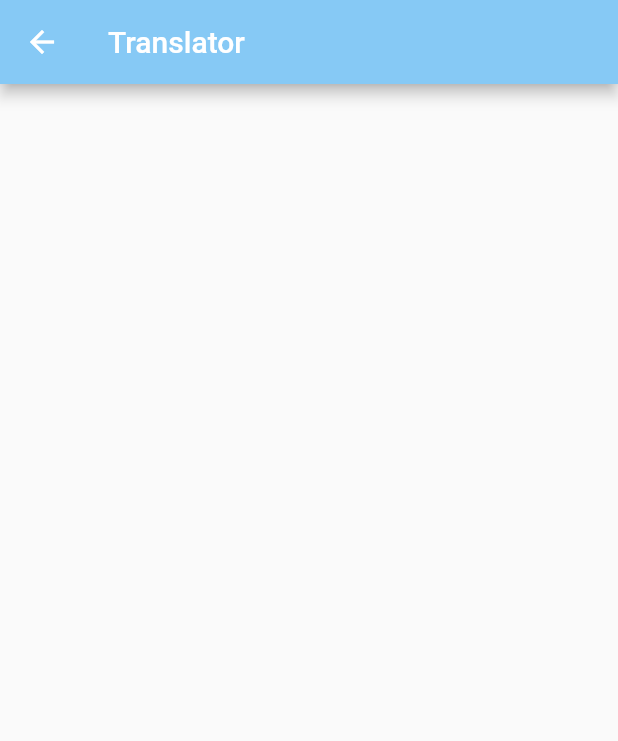
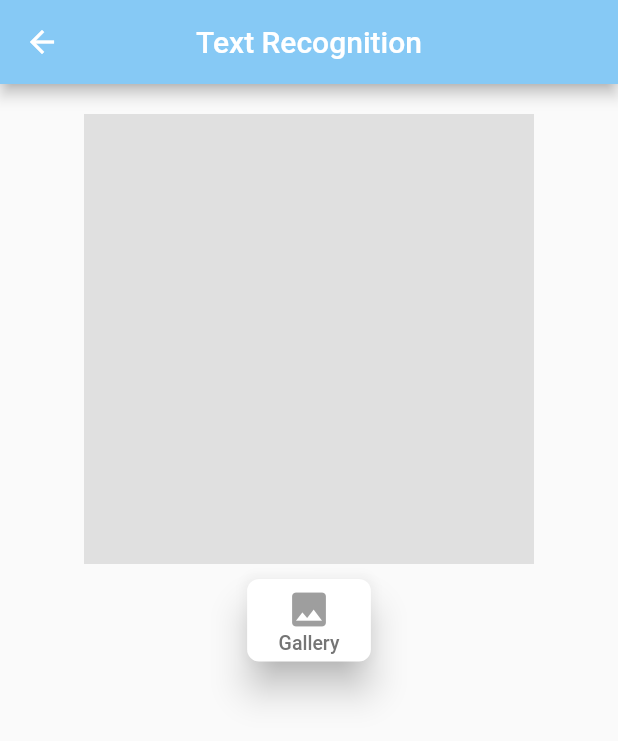
Before and after one commit to SuminJN/MobileAppDev-Final-Project, a Flutter app: the TranslatorPage screen opened directly, on a phone screen of 412 x 824 dp. Shown: the top 741 px of the screen. Run offline on Flutter 3.47's test engine with Material 2 defaults, Android fonts, the phone set to English and light mode, and no system bars; our stand-ins replace cloud_firestore, firebase_auth, firebase_core, image_picker, stop_watch_timer, table_calendar; missing offline and left inert: google_mlkit_text_recognition, user_profile_avatar; accounts and stored records are empty; statements that could not run were skipped.

Commit message:
add Text Recognition

```diff
--- a/moappdev_project/lib/login.dart
+++ b/moappdev_project/lib/login.dart
@@ -1,7 +1,7 @@
 import 'package:flutter/material.dart';
 import 'package:moappdve_project/signup.dart';
 import 'package:firebase_auth/firebase_auth.dart';
-import 'package:moappdve_project/utils.dart';
+import 'package:moappdve_project/screens/calendar/utils.dart';
 
 import 'home.dart';
 
--- a/moappdev_project/lib/screens/translator.dart
+++ b/moappdev_project/lib/screens/translator.dart
@@ -1,4 +1,9 @@
+import 'dart:io';
+
 import 'package:flutter/material.dart';
+import 'package:image_picker/image_picker.dart';
+import 'package:google_mlkit_text_recognition/google_mlkit_text_recognition.dart';
+
 
 class TranslatorPage extends StatefulWidget {
   const TranslatorPage({Key? key}) : super(key: key);
@@ -10,13 +15,125 @@ class TranslatorPage extends StatefulWidget {
 class _TranslatorPageState extends State<TranslatorPage> {
   Color appColor = const Color.fromRGBO(134, 201, 245, 1);
 
+  bool textScanning = false;
+  XFile? imageFile;
+  String scannedText = "";
+
   @override
   Widget build(BuildContext context) {
     return Scaffold(
       appBar: AppBar(
         backgroundColor: appColor,
-        title: const Text('Translator'),
+        centerTitle: true,
+        title: const Text("Text Recognition"),
+      ),
+      body: SingleChildScrollView(
+        child: Container(
+            margin: const EdgeInsets.all(20),
+            child: Column(
+              crossAxisAlignment: CrossAxisAlignment.center,
+              children: [
+                if (textScanning) const CircularProgressIndicator(),
+                if (!textScanning && imageFile == null)
+                  Container(
+                    width: 300,
+                    height: 300,
+                    color: Colors.grey[300]!,
+                  ),
+                if (imageFile != null) Image.file(File(imageFile!.path)),
+                Row(
+                  mainAxisAlignment: MainAxisAlignment.center,
+                  children: [
+                    Container(
+                        margin: const EdgeInsets.symmetric(horizontal: 5),
+                        padding: const EdgeInsets.only(top: 10),
+                        child: ElevatedButton(
+                          style: ElevatedButton.styleFrom(
+                            primary: Colors.white,
+                            onPrimary: Colors.grey,
+                            shadowColor: Colors.grey[400],
+                            elevation: 10,
+                            shape: RoundedRectangleBorder(
+                                borderRadius: BorderRadius.circular(8.0)),
+                          ),
+                          onPressed: () {
+                            getImage(ImageSource.gallery);
+                          },
+                          child: Container(
+                            margin: const EdgeInsets.symmetric(
+                                vertical: 5, horizontal: 5),
+                            child: Column(
+                              mainAxisSize: MainAxisSize.min,
+                              children: [
+                                Icon(
+                                  Icons.image,
+                                  size: 30,
+                                ),
+                                Text(
+                                  "Gallery",
+                                  style: TextStyle(
+                                      fontSize: 13, color: Colors.grey[600]),
+                                )
+                              ],
+                            ),
+                          ),
+                        )),
+                  ],
+                ),
+                const SizedBox(
+                  height: 20,
+                ),
+                Container(
+                  child: Text(
+                    scannedText,
+                    style: TextStyle(fontSize: 20),
+                  ),
+                )
+              ],
+            )),
       ),
     );
   }
+
+  void getImage(ImageSource source) async {
+    try {
+      final pickedImage = await ImagePicker().pickImage(source: source);
+      if (pickedImage != null) {
+        textScanning = true;
+        imageFile = pickedImage;
+        setState(() {});
+        getRecognisedText(pickedImage);
+      }
+    } catch (e) {
+      textScanning = false;
+      imageFile = null;
+      scannedText = "Error occured while scanning";
+      setState(() {});
+    }
+  }
+
+  void getRecognisedText(XFile image) async {
+    final inputImage = InputImage.fromFilePath(image.path);
+    // final textDetector = GoogleMlKit.vision.textDetector();
+    // RecognizedText recognisedText = await textDetector.processImage(inputImage);
+    // await textDetector.close();
+
+    final textRecognizer = TextRecognizer(script: TextRecognitionScript.latin);
+    final RecognizedText recognizedText =
+    await textRecognizer.processImage(inputImage);
+
+    scannedText = "";
+    for (TextBlock block in recognizedText.blocks) {
+      for (TextLine line in block.lines) {
+        scannedText = scannedText + line.text + "\n";
+      }
+    }
+    textScanning = false;
+    setState(() {});
+  }
+
+  @override
+  void initState() {
+    super.initState();
+  }
 }
--- a/moappdev_project/pubspec.yaml
+++ b/moappdev_project/pubspec.yaml
@@ -18,6 +18,8 @@ dependencies:
   firebase_auth: ^3.3.17
   firebase_core: ^1.17.0
   cloud_firestore: ^3.1.14
+  image_picker: ^0.8.4+9
+  google_mlkit_text_recognition: ^0.3.0
 
 dev_dependencies:
   flutter_test:
```
Also changed, not shown: moappdev_project/lib/screens/calendar/calendar.dart (+11 -4 lines), moappdev_project/lib/screens/calendar/utils.dart (renamed from moappdev_project/lib/utils.dart, +22 -21 lines), moappdev_project/pubspec.lock, 2 other files.
